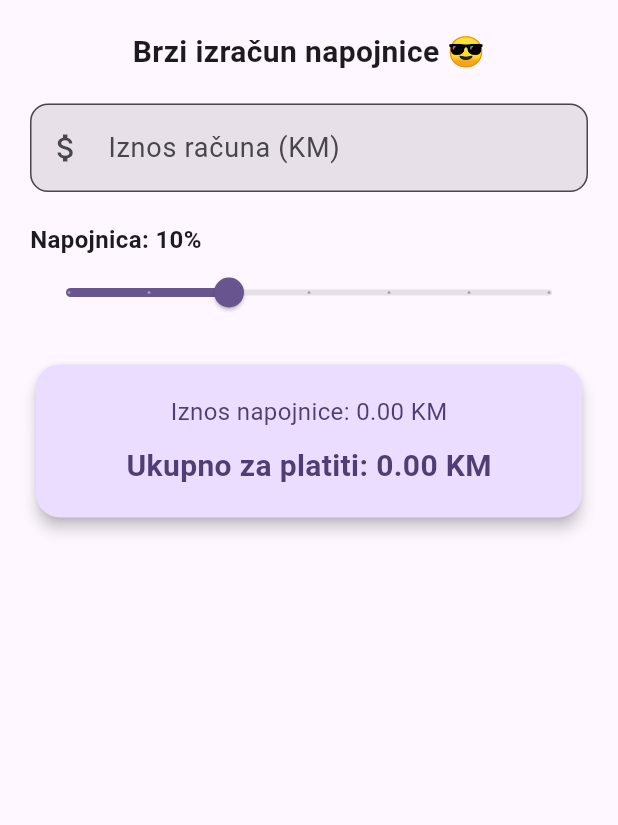
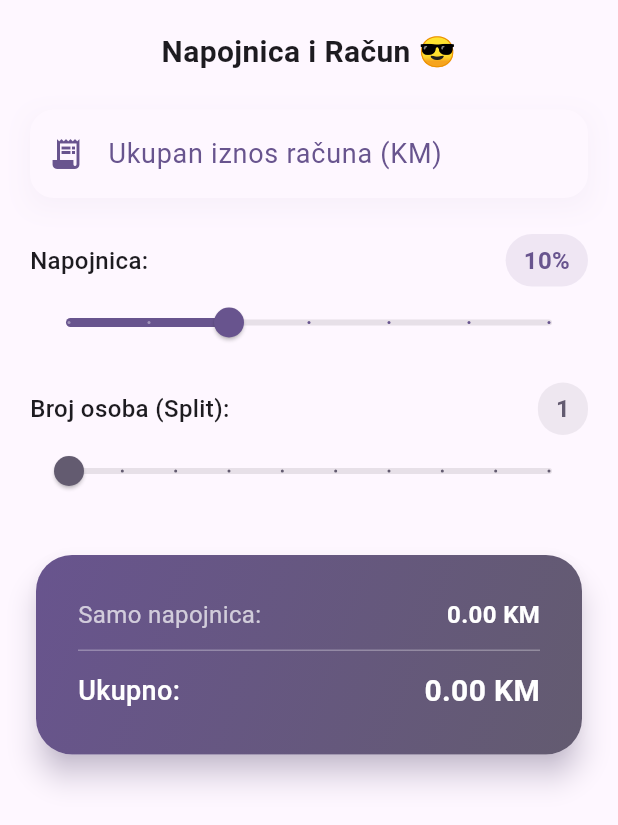
Before and after one commit to benjamin-cero/flutter_playground, a Flutter app: the TipCalculatorScreen widget shown alone on an empty page, opened directly, on a phone screen of 412 x 824 dp. Shown: the top 825 px of the screen. Run offline on Flutter 3.47's test engine with Material 3 defaults, Android fonts, the light colour scheme and no system bars; our stand-ins replace shared_preferences; accounts and stored records are empty.

Commit message:
Enhance tip calculator UI and add split
Polish main drawer header (bigger avatar/text, adjusted gradient and email style) and revamp the Tip Calculator screen: replace amount field styling, update labels/text, restyle sliders and result card with gradient/shadow, and add a new _splitCount state plus slider to split the bill. When split > 1 the card shows per-person amount. These changes improve visual consistency, theming, and add split-bill functionality.

```diff
--- a/lib/main.dart
+++ b/lib/main.dart
@@ -153,17 +153,17 @@ class _MainMenuScreenState extends State<MainMenuScreen> {
           padding: EdgeInsets.zero,
           children: [
             const UserAccountsDrawerHeader(
-              accountName: Text('Benjamin (Flutter Dev)', style: TextStyle(fontWeight: FontWeight.bold)),
-              accountEmail: Text('Benjamin.cero25@gmail.com'),
+              accountName: Text('Benjamin (Flutter Dev)', style: TextStyle(fontWeight: FontWeight.bold, fontSize: 18)),
+              accountEmail: Text('Benjamin.cero25@gmail.com', style: TextStyle(color: Colors.white70)),
               currentAccountPicture: CircleAvatar(
                 backgroundColor: Colors.white,
-                child: Text('B', style: TextStyle(fontSize: 24, color: Colors.deepPurple, fontWeight: FontWeight.bold)),
+                child: Text('B', style: TextStyle(fontSize: 28, color: Colors.deepPurple, fontWeight: FontWeight.bold)),
               ),
               decoration: BoxDecoration(
                 gradient: LinearGradient(
-                  colors: [Colors.deepPurple, Colors.purpleAccent],
-                  begin: Alignment.bottomLeft,
-                  end: Alignment.topRight,
+                  colors: [Colors.deepPurple, Colors.indigo],
+                  begin: Alignment.topLeft,
+                  end: Alignment.bottomRight,
                 ),
               ),
             ),
@@ -1070,6 +1070,7 @@ class _TipCalculatorScreenState extends State<TipCalculatorScreen> {
   double _tipPercentage = 10.0;
   double _tipAmount = 0.0;
   double _totalAmount = 0.0;
+  int _splitCount = 1;
 
   void _calculateTip() {
     double billAmount = double.tryParse(_amountController.text) ?? 0.0;
@@ -1088,33 +1089,65 @@ class _TipCalculatorScreenState extends State<TipCalculatorScreen> {
           crossAxisAlignment: CrossAxisAlignment.stretch,
           children: [
             Text(
-              'Brzi izračun napojnice 😎',
+              'Napojnica i Račun 😎',
               style: TextStyle(fontSize: widget.fontSize + 4, fontWeight: FontWeight.bold),
               textAlign: TextAlign.center,
             ),
-            const SizedBox(height: 20),
-            TextField(
+            const SizedBox(height: 24),
+            Container(
+              decoration: BoxDecoration(
+                boxShadow: [
+                  BoxShadow(
+                    color: Theme.of(context).colorScheme.primary.withOpacity(0.05),
+                    blurRadius: 15,
+                    offset: const Offset(0, 5),
+                  )
+                ],
+              ),
+              child: TextField(
                 controller: _amountController,
                 keyboardType: const TextInputType.numberWithOptions(decimal: true),
                 decoration: InputDecoration(
-                labelText: 'Iznos računa (KM)',
-                border: OutlineInputBorder(borderRadius: BorderRadius.circular(12)),
-                prefixIcon: const Icon(Icons.attach_money),
+                  labelText: 'Ukupan iznos računa (KM)',
+                  labelStyle: TextStyle(color: Theme.of(context).colorScheme.primary),
+                  border: OutlineInputBorder(
+                    borderRadius: BorderRadius.circular(16),
+                    borderSide: BorderSide.none,
+                  ),
+                  prefixIcon: Icon(Icons.receipt_long, color: Theme.of(context).colorScheme.primary),
                   filled: true,
+                  fillColor: Theme.of(context).cardColor,
                 ),
                 onChanged: (value) => _calculateTip(),
               ),
-            const SizedBox(height: 20),
+            ),
+            const SizedBox(height: 24),
+            Row(
+              mainAxisAlignment: MainAxisAlignment.spaceBetween,
+              children: [
                 Text(
-              'Napojnica: ${_tipPercentage.toInt()}%',
-              style: TextStyle(fontSize: widget.fontSize, fontWeight: FontWeight.bold),
+                  'Napojnica:',
+                  style: TextStyle(fontSize: widget.fontSize, fontWeight: FontWeight.w500),
+                ),
+                Container(
+                  padding: const EdgeInsets.symmetric(horizontal: 12, vertical: 6),
+                  decoration: BoxDecoration(
+                    color: Theme.of(context).colorScheme.primary.withOpacity(0.1),
+                    borderRadius: BorderRadius.circular(20),
+                  ),
+                  child: Text(
+                    '${_tipPercentage.toInt()}%',
+                    style: TextStyle(fontSize: widget.fontSize, fontWeight: FontWeight.bold, color: Theme.of(context).colorScheme.primary),
+                  ),
+                ),
+              ],
             ),
             Slider(
               value: _tipPercentage,
               min: 0,
               max: 30,
               divisions: 6,
-              label: '${_tipPercentage.toInt()}%',
+              activeColor: Theme.of(context).colorScheme.primary,
               onChanged: (value) {
                 setState(() {
                   _tipPercentage = value;
@@ -1122,21 +1155,99 @@ class _TipCalculatorScreenState extends State<TipCalculatorScreen> {
                 });
               },
             ),
-            const SizedBox(height: 20),
+            const SizedBox(height: 16),
+            Row(
+              mainAxisAlignment: MainAxisAlignment.spaceBetween,
+              children: [
+                Text(
+                  'Broj osoba (Split):',
+                  style: TextStyle(fontSize: widget.fontSize, fontWeight: FontWeight.w500),
+                ),
+                Container(
+                  padding: const EdgeInsets.symmetric(horizontal: 12, vertical: 6),
+                  decoration: BoxDecoration(
+                    color: Theme.of(context).colorScheme.secondary.withOpacity(0.1),
+                    borderRadius: BorderRadius.circular(20),
+                  ),
+                  child: Text(
+                    '$_splitCount',
+                    style: TextStyle(fontSize: widget.fontSize, fontWeight: FontWeight.bold, color: Theme.of(context).colorScheme.secondary),
+                  ),
+                ),
+              ],
+            ),
+            Slider(
+              value: _splitCount.toDouble(),
+              min: 1,
+              max: 10,
+              divisions: 9,
+              activeColor: Theme.of(context).colorScheme.secondary,
+              onChanged: (value) {
+                setState(() {
+                  _splitCount = value.toInt();
+                });
+              },
+            ),
+            const SizedBox(height: 28),
             Card(
-              elevation: 4,
-              shape: RoundedRectangleBorder(borderRadius: BorderRadius.circular(16)),
-              color: Theme.of(context).colorScheme.primaryContainer,
+              elevation: 8,
+              shadowColor: Theme.of(context).colorScheme.primary.withOpacity(0.5),
+              shape: RoundedRectangleBorder(borderRadius: BorderRadius.circular(24)),
+              child: Container(
+                decoration: BoxDecoration(
+                  borderRadius: BorderRadius.circular(24),
+                  gradient: LinearGradient(
+                    colors: [
+                      Theme.of(context).colorScheme.primary,
+                      Theme.of(context).colorScheme.secondary,
+                    ],
+                    begin: Alignment.topLeft,
+                    end: Alignment.bottomRight,
+                  ),
+                ),
                 child: Padding(
-                padding: const EdgeInsets.all(20.0),
+                  padding: const EdgeInsets.all(28.0),
                   child: Column(
                     children: [
-                    Text('Iznos napojnice: ${_tipAmount.toStringAsFixed(2)} KM',
-                        style: TextStyle(fontSize: widget.fontSize, color: Theme.of(context).colorScheme.onPrimaryContainer)),
-                    const SizedBox(height: 10),
-                    Text('Ukupno za platiti: ${_totalAmount.toStringAsFixed(2)} KM',
-                        style: TextStyle(fontSize: widget.fontSize + 4, fontWeight: FontWeight.bold, color: Theme.of(context).colorScheme.onPrimaryContainer)),
+                      Row(
+                        mainAxisAlignment: MainAxisAlignment.spaceBetween,
+                        children: [
+                          Text('Samo napojnica:', style: TextStyle(fontSize: widget.fontSize, color: Colors.white70)),
+                          Text('${_tipAmount.toStringAsFixed(2)} KM', style: TextStyle(fontSize: widget.fontSize, fontWeight: FontWeight.w600, color: Colors.white)),
                         ],
+                      ),
+                      const Padding(
+                        padding: EdgeInsets.symmetric(vertical: 12),
+                        child: Divider(color: Colors.white30, height: 1),
+                      ),
+                      Row(
+                        mainAxisAlignment: MainAxisAlignment.spaceBetween,
+                        children: [
+                          Text('Ukupno:', style: TextStyle(fontSize: widget.fontSize + 2, fontWeight: FontWeight.w500, color: Colors.white)),
+                          Text('${_totalAmount.toStringAsFixed(2)} KM', style: TextStyle(fontSize: widget.fontSize + 4, fontWeight: FontWeight.bold, color: Colors.white)),
+                        ],
+                      ),
+                      if (_splitCount > 1) ...[
+                        const Padding(
+                          padding: EdgeInsets.symmetric(vertical: 12),
+                          child: Divider(color: Colors.white30, height: 1),
+                        ),
+                        Row(
+                          mainAxisAlignment: MainAxisAlignment.spaceBetween,
+                          children: [
+                            Row(
+                              children: [
+                                const Icon(Icons.group, color: Colors.white70, size: 24),
+                                const SizedBox(width: 8),
+                                Text('Po osobi:', style: TextStyle(fontSize: widget.fontSize + 2, fontWeight: FontWeight.w500, color: Colors.white)),
+                              ],
+                            ),
+                            Text('${(_totalAmount / _splitCount).toStringAsFixed(2)} KM', style: TextStyle(fontSize: widget.fontSize + 6, fontWeight: FontWeight.bold, color: Colors.white)),
+                          ],
+                        ),
+                      ],
+                    ],
+                  ),
                 ),
               ),
             )
```
Lines whose indentation alone changed are shown as unchanged.
